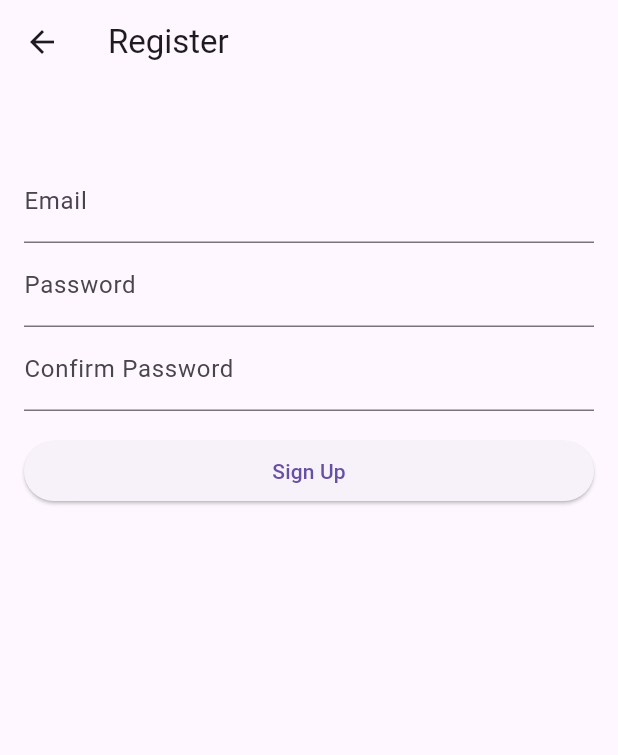
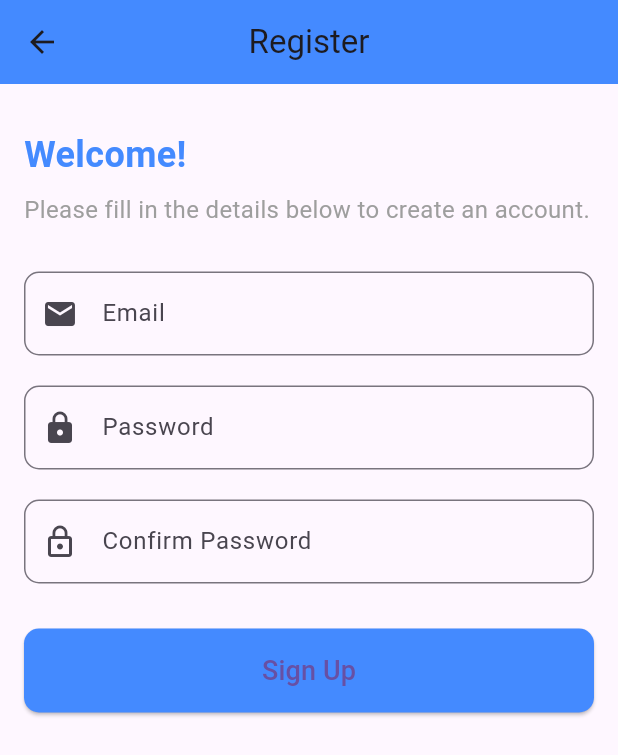
Before and after one commit to SaiKyawZinHtoo/supabase_stylefeed, a Flutter app: the RegisterPage screen opened directly, on a phone screen of 412 x 824 dp. Shown: the top 755 px of the screen. Run offline on Flutter 3.47's test engine with Material 3 defaults, Android fonts, the phone set to English and light mode, and no system bars; our stand-ins replace supabase_flutter; accounts and stored records are empty.

Commit message:
Enhance registration page UI: improve layout, add input icons, and update button styling

```diff
--- a/lib/pages/register_page.dart
+++ b/lib/pages/register_page.dart
@@ -48,38 +48,83 @@ class _RegisterPageState extends State<RegisterPage> {
     return Scaffold(
       appBar: AppBar(
         title: const Text("Register"),
+        centerTitle: true,
+        backgroundColor: Colors.blueAccent,
       ),
-      body: ListView(
-        padding: const EdgeInsets.symmetric(horizontal: 16, vertical: 50),
+      body: SingleChildScrollView(
+        padding: const EdgeInsets.symmetric(horizontal: 16, vertical: 30),
+        child: Column(
+          crossAxisAlignment: CrossAxisAlignment.start,
           children: [
+            const Text(
+              "Welcome!",
+              style: TextStyle(
+                fontSize: 24,
+                fontWeight: FontWeight.bold,
+                color: Colors.blueAccent,
+              ),
+            ),
+            const SizedBox(height: 8),
+            const Text(
+              "Please fill in the details below to create an account.",
+              style: TextStyle(fontSize: 16, color: Colors.grey),
+            ),
+            const SizedBox(height: 30),
             TextField(
               controller: _emailController,
-            decoration: const InputDecoration(
+              keyboardType: TextInputType.emailAddress,
+              decoration: InputDecoration(
                 labelText: "Email",
+                prefixIcon: const Icon(Icons.email),
+                border: OutlineInputBorder(
+                  borderRadius: BorderRadius.circular(10),
                 ),
               ),
+            ),
+            const SizedBox(height: 20),
             TextField(
               controller: _passwordController,
-            //obscureText: true,
-            decoration: const InputDecoration(
+              obscureText: true,
+              decoration: InputDecoration(
                 labelText: "Password",
+                prefixIcon: const Icon(Icons.lock),
+                border: OutlineInputBorder(
+                  borderRadius: BorderRadius.circular(10),
                 ),
               ),
+            ),
+            const SizedBox(height: 20),
             TextField(
               controller: _confirmPasswordController,
-            //obscureText: true,
-            decoration: const InputDecoration(
+              obscureText: true,
+              decoration: InputDecoration(
                 labelText: "Confirm Password",
+                prefixIcon: const Icon(Icons.lock_outline),
+                border: OutlineInputBorder(
+                  borderRadius: BorderRadius.circular(10),
                 ),
               ),
-          const SizedBox(height: 16),
-          ElevatedButton(
+            ),
+            const SizedBox(height: 30),
+            SizedBox(
+              width: double.infinity,
+              child: ElevatedButton(
                 onPressed: signUp,
-            child: const Text("Sign Up"),
+                style: ElevatedButton.styleFrom(
+                  backgroundColor: Colors.blueAccent,
+                  padding: const EdgeInsets.symmetric(vertical: 15),
+                  shape: RoundedRectangleBorder(
+                    borderRadius: BorderRadius.circular(10),
                   ),
-          const SizedBox(height: 16),
-          //go to register page to sign up
+                ),
+                child: const Text(
+                  "Sign Up",
+                  style: TextStyle(fontSize: 18),
+                ),
+              ),
+            ),
           ],
+        ),
       ),
     );
   }
```
Lines whose indentation alone changed are shown as unchanged.
